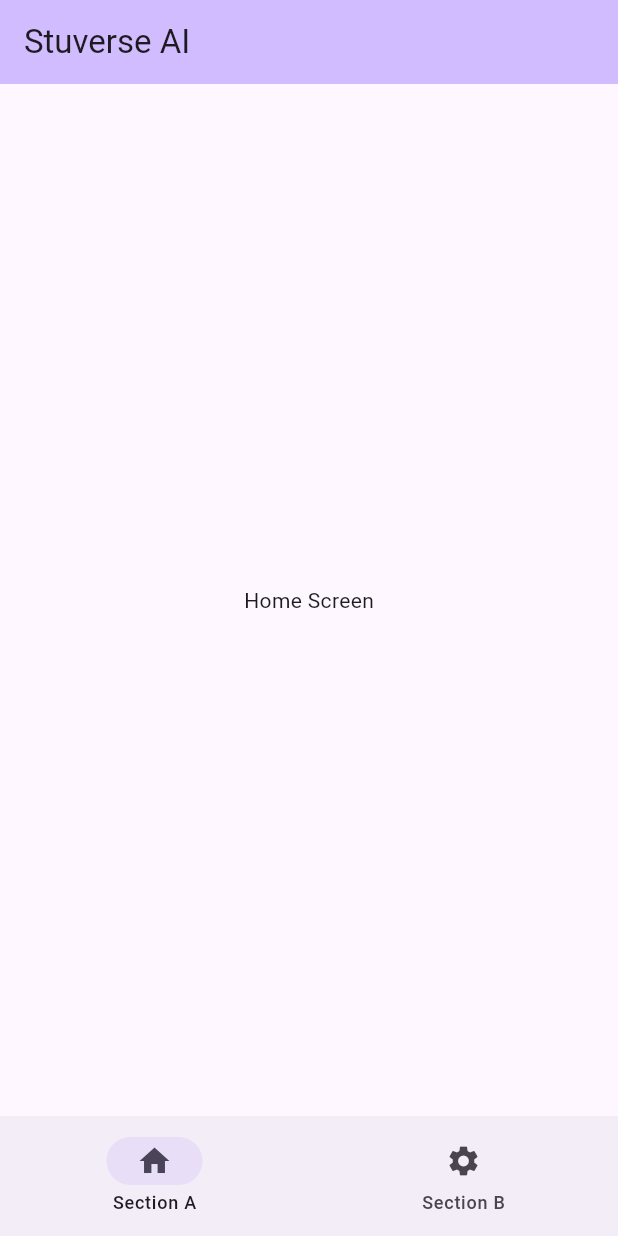
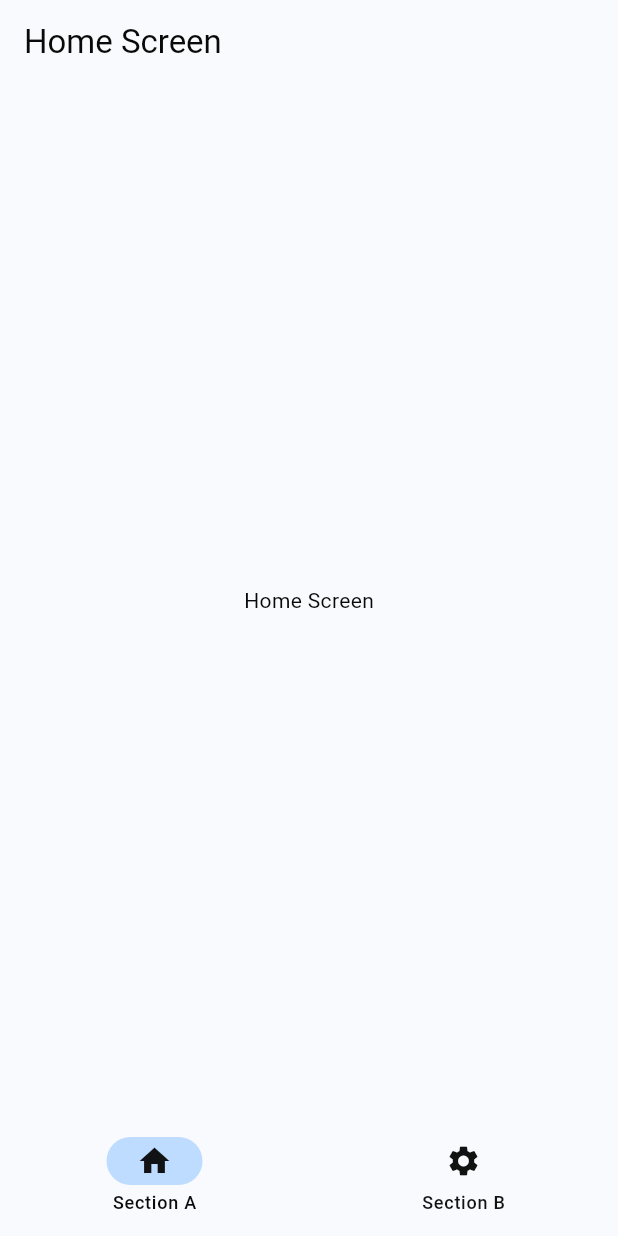
Before and after one commit to farisbasha/stuverse_ai, a Flutter app: the screen it shows after launch, on a phone screen of 412 x 824 dp. Run offline on Flutter 3.47's test engine with Material 3 defaults, Android fonts, the phone set to English and light mode, and no system bars; our stand-ins replace adaptive_theme, bloc, equatable, go_router; generated files the repository leaves out were written again.

Commit message:
dark and light theme

```diff
--- /dev/null
+++ b/lib/app/utils/theme.dart
@@ -0,0 +1,88 @@
+import 'package:flutter/material.dart';
+
+class AppTheme {
+  static final lightTheme = ThemeData(
+    appBarTheme: AppBarTheme(
+      backgroundColor: flexSchemeLight.background,
+    ),
+    colorScheme: flexSchemeLight,
+    useMaterial3: true,
+  );
+
+  static final darkTheme = ThemeData(
+    appBarTheme: AppBarTheme(
+      backgroundColor: flexSchemeDark.background,
+    ),
+    colorScheme: flexSchemeDark,
+    brightness: Brightness.dark,
+    useMaterial3: true,
+  );
+}
+
+const ColorScheme flexSchemeLight = ColorScheme(
+  brightness: Brightness.light,
+  primary: Color(0xff1565c0),
+  onPrimary: Color(0xffffffff),
+  primaryContainer: Color(0xff90caf9),
+  onPrimaryContainer: Color(0xff0c1114),
+  secondary: Color(0xff0277bd),
+  onSecondary: Color(0xffffffff),
+  secondaryContainer: Color(0xffbedcff),
+  onSecondaryContainer: Color(0xff101214),
+  tertiary: Color(0xff039be5),
+  onTertiary: Color(0xffffffff),
+  tertiaryContainer: Color(0xffcbe6ff),
+  onTertiaryContainer: Color(0xff111314),
+  error: Color(0xffb00020),
+  onError: Color(0xffffffff),
+  errorContainer: Color(0xfffcd8df),
+  onErrorContainer: Color(0xff141213),
+  background: Color(0xfff8fafd),
+  onBackground: Color(0xff090909),
+  surface: Color(0xfff8fafd),
+  onSurface: Color(0xff090909),
+  surfaceVariant: Color(0xffe2e6eb),
+  onSurfaceVariant: Color(0xff111212),
+  outline: Color(0xff7c7c7c),
+  outlineVariant: Color(0xffc8c8c8),
+  shadow: Color(0xff000000),
+  scrim: Color(0xff000000),
+  inverseSurface: Color(0xff111315),
+  onInverseSurface: Color(0xfff5f5f5),
+  inversePrimary: Color(0xffaedfff),
+  surfaceTint: Color(0xff1565c0),
+);
+
+const ColorScheme flexSchemeDark = ColorScheme(
+  brightness: Brightness.dark,
+  primary: Color(0xff90caf9),
+  onPrimary: Color(0xff0f1314),
+  primaryContainer: Color(0xff0d47a1),
+  onPrimaryContainer: Color(0xffe1eaf9),
+  secondary: Color(0xffe1f5fe),
+  onSecondary: Color(0xff141414),
+  secondaryContainer: Color(0xff1a567d),
+  onSecondaryContainer: Color(0xffe3edf3),
+  tertiary: Color(0xff81d4fa),
+  onTertiary: Color(0xff0e1414),
+  tertiaryContainer: Color(0xff004b73),
+  onTertiaryContainer: Color(0xffdfebf1),
+  error: Color(0xffcf6679),
+  onError: Color(0xff140c0d),
+  errorContainer: Color(0xffb1384e),
+  onErrorContainer: Color(0xfffbe8ec),
+  background: Color(0xff171a1c),
+  onBackground: Color(0xffeceded),
+  surface: Color(0xff171a1c),
+  onSurface: Color(0xffeceded),
+  surfaceVariant: Color(0xff3b4146),
+  onSurfaceVariant: Color(0xffe0e1e1),
+  outline: Color(0xff767d7d),
+  outlineVariant: Color(0xff2c2e2e),
+  shadow: Color(0xff000000),
+  scrim: Color(0xff000000),
+  inverseSurface: Color(0xfff9fcfe),
+  onInverseSurface: Color(0xff131313),
+  inversePrimary: Color(0xff4c6576),
+  surfaceTint: Color(0xff90caf9),
+);
--- a/lib/app/view/app.dart
+++ b/lib/app/view/app.dart
@@ -1,5 +1,7 @@
+import 'package:adaptive_theme/adaptive_theme.dart';
 import 'package:flutter/material.dart';
 import 'package:stuverse_ai/app/routes/app_router.dart';
+import 'package:stuverse_ai/app/utils/theme.dart';
 
 import 'package:stuverse_ai/l10n/l10n.dart';
 
@@ -8,16 +10,17 @@ class App extends StatelessWidget {
 
   @override
   Widget build(BuildContext context) {
-    return MaterialApp.router(
-      theme: ThemeData(
-        appBarTheme: AppBarTheme(
-          backgroundColor: Theme.of(context).colorScheme.inversePrimary,
-        ),
-        useMaterial3: true,
+    return AdaptiveTheme(
+      light: AppTheme.lightTheme,
+      dark: AppTheme.darkTheme,
+      initial: AdaptiveThemeMode.system,
+      builder: (theme, darkTheme) => MaterialApp.router(
+        localizationsDelegates: AppLocalizations.localizationsDelegates,
+        supportedLocales: AppLocalizations.supportedLocales,
+        theme: theme,
+        darkTheme: darkTheme,
+        routerConfig: AppRouter.router,
       ),
-      localizationsDelegates: AppLocalizations.localizationsDelegates,
-      supportedLocales: AppLocalizations.supportedLocales,
-      routerConfig: AppRouter.router,
     );
   }
 }
--- a/lib/app/view/main_screen.dart
+++ b/lib/app/view/main_screen.dart
@@ -22,9 +22,6 @@ class MainScreen extends StatelessWidget {
   @override
   Widget build(BuildContext context) {
     return Scaffold(
-      appBar: AppBar(
-        title: const Text('Stuverse AI'),
-      ),
       body: navigationShell,
       bottomNavigationBar: NavigationBar(
         selectedIndex: navigationShell.currentIndex,
--- a/lib/features/home/view/home_screen.dart
+++ b/lib/features/home/view/home_screen.dart
@@ -1,11 +1,18 @@
 import 'package:flutter/material.dart';
 
 class HomeScreen extends StatelessWidget {
+  const HomeScreen({super.key});
+
   @override
   Widget build(BuildContext context) {
-    return Center(
-      child: Container(
-        child: const Text('Home Screen'),
+    return Scaffold(
+      appBar: AppBar(
+        title: const Text('Home Screen'),
+      ),
+      body: Center(
+        child: Container(
+          child: const Text('Home Screen'),
+        ),
       ),
     );
   }
--- a/pubspec.yaml
+++ b/pubspec.yaml
@@ -7,6 +7,7 @@ environment:
   sdk: ">=3.1.0 <4.0.0"
 
 dependencies:
+  adaptive_theme: ^3.5.0
   bloc: ^8.1.2
   equatable: ^2.0.5
   flutter:
```
Also changed, not shown: lib/features/profile/view/profile_screen.dart (+22 -1 lines), pubspec.lock, 15 other files.
